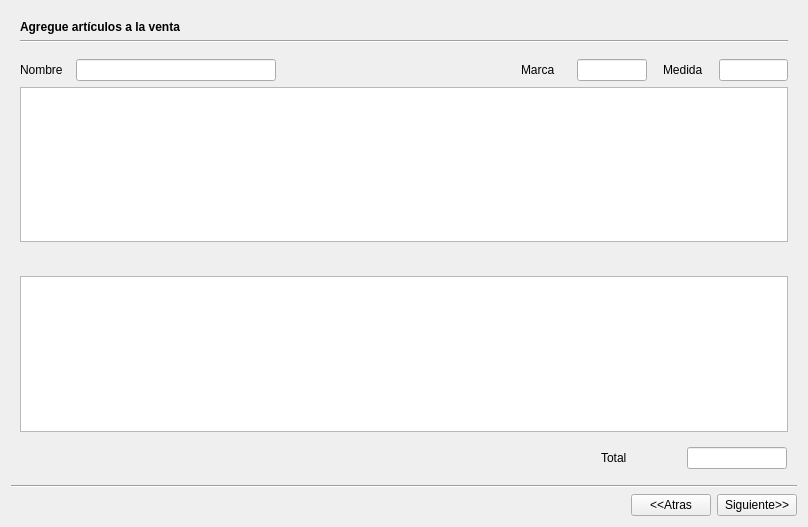
The window that ManagerM/ui_new_venta.ui (janfranco27/TheProyect) describes before a commit, drawn with Qt 5.
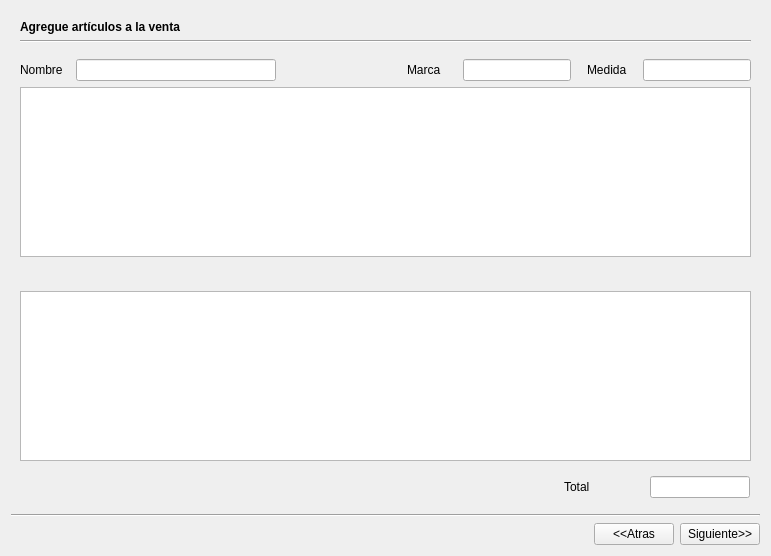
The same window after the commit. Icons and pictures are not drawn.

What changed in the file:
```diff
--- a/ManagerM/ui_new_venta.ui
+++ b/ManagerM/ui_new_venta.ui
@@ -6,8 +6,8 @@
    <rect>
     <x>0</x>
     <y>0</y>
-    <width>808</width>
-    <height>527</height>
+    <width>771</width>
+    <height>556</height>
    </rect>
   </property>
   <property name="windowTitle">
@@ -249,7 +249,7 @@
              </property>
              <property name="sizeHint" stdset="0">
               <size>
-               <width>278</width>
+               <width>40</width>
                <height>20</height>
               </size>
              </property>
```
Left out of the diff: 13 changed lines with no effect on the pictures.
